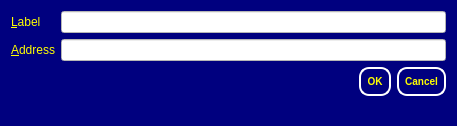
scificryptocoin/Federation-Credits, file src/qt/forms/editaddressdialog.ui: the form before one commit.
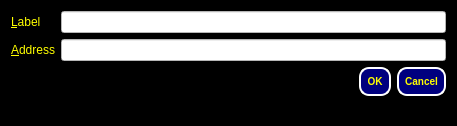
The form after the commit.

```diff
--- a/src/qt/forms/editaddressdialog.ui
+++ b/src/qt/forms/editaddressdialog.ui
@@ -14,7 +14,7 @@
    <string>Edit Address</string>
   </property>
   <property name="styleSheet">
-   <string notr="true">background-color: rgb(0, 0, 127);</string>
+   <string notr="true">background-color: rgb(0, 0, 0);</string>
   </property>
   <layout class="QVBoxLayout" name="verticalLayout">
    <item>
```
